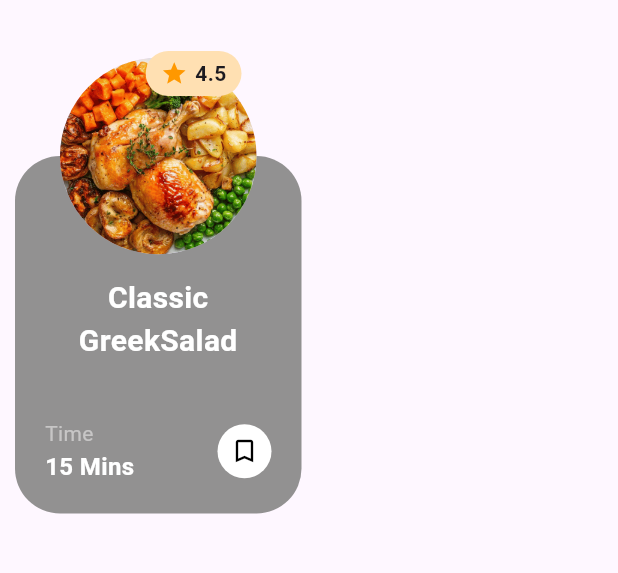
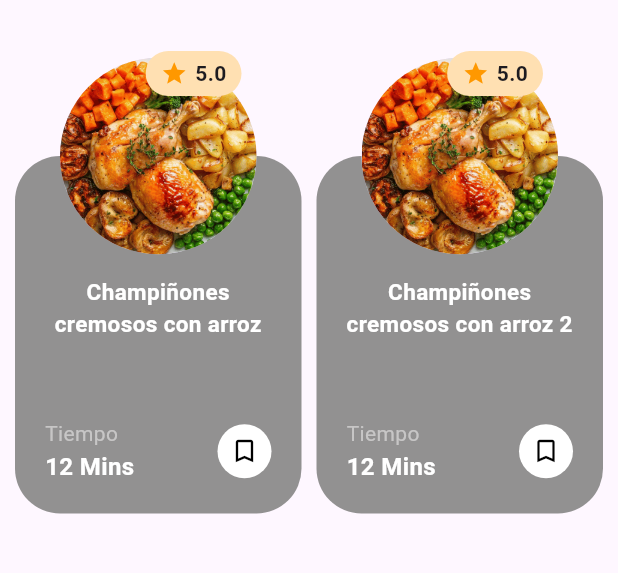
Before and after one commit to Taoista/recetastao, a Flutter app: the screen it shows after launch, after a tap on "Platos principales", on a phone screen of 412 x 824 dp, the part 63-636 px from its top. Run offline on Flutter 3.47's test engine with Material 3 defaults, Android fonts, the phone set to English and light mode, and no system bars; our stand-ins replace go_router.

Commit message:
fix raouter

```diff
--- a/lib/main.dart
+++ b/lib/main.dart
@@ -1,6 +1,5 @@
 import 'package:flutter/material.dart';
 import 'package:recetastao/router/router.dart';
-import 'package:recetastao/screens/home/home_screen.dart';
 // https://www.figma.com/design/uJYD4hxSzMLTX1Zy7eGS7r/Food-Recipe-App--Community-?node-id=1-3&p=f&t=Pn177xlAvffpRrcx-0
 void main() => runApp(const MyApp());
 
--- a/lib/models/card_food.dart
+++ /dev/null
@@ -1,119 +0,0 @@
-import 'package:flutter/material.dart';
-
-class CardFood extends StatelessWidget {
-  const CardFood({super.key});
-
-  @override
-  Widget build(BuildContext context) {
-    return Stack(
-      clipBehavior: Clip.none,
-      children: [
-        // Card
-        Container(
-          margin: const EdgeInsets.only(top: 80),
-          padding:
-              const EdgeInsets.only(top: 80, bottom: 20, left: 20, right: 20),
-          decoration: BoxDecoration(
-            color: const Color.fromARGB(255, 146, 145, 145),
-            borderRadius: BorderRadius.circular(30),
-          ),
-          width: 220,
-          child: Column(
-            mainAxisAlignment:
-                MainAxisAlignment.spaceBetween, // <-- agrega esto
-            crossAxisAlignment: CrossAxisAlignment.start,
-            children: [
-              const Text(
-                "Classic GreekSalad",
-                textAlign: TextAlign.center,
-                style: TextStyle(
-                  color: Colors.white,
-                  fontSize: 20,
-                  fontWeight: FontWeight.bold,
-                ),
-              ),
-              const SizedBox(height: 20),
-
-              // Espacio flexible entre el título y la fila inferior
-              const Spacer(),
-
-              // Fila inferior: Time y Bookmark
-              Row(
-                mainAxisAlignment: MainAxisAlignment.spaceBetween,
-                children: [
-                  const Column(
-                    crossAxisAlignment: CrossAxisAlignment.start,
-                    children: [
-                      Text(
-                        "Time",
-                        style: TextStyle(
-                          color: Color.fromARGB(255, 199, 198, 198),
-                          fontSize: 14,
-                        ),
-                      ),
-                      Text(
-                        "15 Mins",
-                        style: TextStyle(
-                          color: Colors.white,
-                          fontWeight: FontWeight.w600,
-                          fontSize: 16,
-                        ),
-                      ),
-                    ],
-                  ),
-                  Container(
-  padding: const EdgeInsets.all(8), // espacio interno
-  decoration: const BoxDecoration(
-    color: Colors.white,
-    shape: BoxShape.circle,
-  ),
-  child: const Icon(
-    Icons.bookmark_border,
-    color: Colors.black, // puedes cambiar el color si prefieres
-    size: 20,
-  ),
-)
-                ],
-              )
-            ],
-          ),
-        ),
-
-        // Imagen circular que sobresale arriba
-        Positioned(
-          top: 0,
-          left: 30,
-          right: 30,
-          child: CircleAvatar(
-            radius: 80,
-            backgroundImage: AssetImage(
-                'assets/images/foods/food_01.png'), // pon tu imagen aquí
-          ),
-        ),
-
-        // Rating estrella
-        Positioned(
-          top: 10,
-          right: 40,
-          child: Container(
-            padding: const EdgeInsets.symmetric(horizontal: 10, vertical: 5),
-            decoration: BoxDecoration(
-              color: Colors.orange.shade100,
-              borderRadius: BorderRadius.circular(20),
-            ),
-            child: Row(
-              children: const [
-                Icon(Icons.star, size: 18, color: Colors.orange),
-                SizedBox(width: 5),
-                Text(
-                  '4.5',
-                  style: TextStyle(fontWeight: FontWeight.bold),
-                ),
-              ],
-            ),
-          ),
-        ),
-      ],
-    );
-  }
-}
--- a/lib/models/foods.dart
+++ b/lib/models/foods.dart
@@ -48,10 +48,15 @@ List<Foods> getFoods() {
 }
 
 const List<Map<String, dynamic>> foodsFinalista = [
-  {'id': 1, 'estado': 1 ,'id_type': 1, 'name': 'plato tipo 1', "top": 1.2, "time": "12", "img": "food_01.png"},
-  {'id': 2, 'estado': 1 ,'id_type': 2, 'name': 'plato tipo 2', "top": 1.2, "time": "12", "img": "food_01.png"},
-  {'id': 3, 'estado': 1 ,'id_type': 3, 'name': 'plato tipo 3', "top": 1.2, "time": "12", "img": "food_01.png"},
-  {'id': 4, 'estado': 1 ,'id_type': 4, 'name': 'plato tipo 4', "top": 1.2, "time": "12", "img": "food_01.png"},
-  {'id': 5, 'estado': 1 ,'id_type': 5, 'name': 'plato tipo 5', "top": 1.2, "time": "12", "img": "food_01.png"},
+  {'id': 1, 'estado': 1 ,'id_type': 1, 'name': 'plato tipo 1', "top": 1.2, "time": "12", "img": "food_01.png", "banner":""},
+  // principales
+  {'id': 2, 'estado': 1 ,'id_type': 2, 'name': 'Champiñones cremosos con arroz', "top": 5.0, "time": "12", "img": "food_01.png", "banner":"food_01_header.jpg"},
+  {'id': 3, 'estado': 1 ,'id_type': 2, 'name': 'Champiñones cremosos con arroz 2', "top": 5.0, "time": "12", "img": "food_02.png", "banner":""},
+  //
+  {'id': 4, 'estado': 1 ,'id_type': 3, 'name': 'plato tipo 3', "top": 1.2, "time": "12", "img": "food_01.png", "banner":""},
+  //
+  {'id': 5, 'estado': 1 ,'id_type': 4, 'name': 'plato tipo 4', "top": 1.2, "time": "12", "img": "food_01.png", "banner":""},
+  //
+  {'id': 6, 'estado': 1 ,'id_type': 5, 'name': 'plato tipo 5', "top": 1.2, "time": "12", "img": "food_01.png", "banner":""},
 
 ];
--- a/lib/router/router.dart
+++ b/lib/router/router.dart
@@ -1,5 +1,5 @@
 import 'package:go_router/go_router.dart';
-import 'package:recetastao/screens/card_food/card_food_screen.dart';
+import 'package:recetastao/screens/card_category_food/card_category_screen.dart';
 import 'package:recetastao/screens/home/home_screen.dart';
 
 appRouter() {
@@ -10,11 +10,11 @@ appRouter() {
       builder: (context, state) => const HomeScreen(),
     ),
     GoRoute(
-      path: "/card_food/:id_food",
-      name: CardFoodScreen.name,
+      path: "/card_category_food/:id_food",
+      name: CardCategoryScreen.name,
       builder: (context, state) {
               String idFood = state.pathParameters["id_food"]!;
-              return CardFoodScreen(idFood: idFood,);
+              return CardCategoryScreen(idFood: idFood,);
       }),
   ]);
 }
--- a/lib/screens/card_food/card_food_screen.dart
+++ b/lib/screens/card_category_food/card_category_screen.dart
@@ -1,22 +1,22 @@
 import 'package:flutter/material.dart';
-import 'package:recetastao/models/card_food.dart';
+import 'package:recetastao/widgets/card_food.dart';
 import 'package:recetastao/models/foods.dart';
 
 
 
-class CardFoodScreen extends StatefulWidget {
+class CardCategoryScreen extends StatefulWidget {
 
-  static const String name = "card_food_screen";
+  static const String name = "card_food_category_screen";
 
   final String idFood;
 
-  const CardFoodScreen({super.key, required this.idFood});
+  const CardCategoryScreen({super.key, required this.idFood});
 
   @override
-  State<CardFoodScreen> createState() => _CardFoodScreenState();
+  State<CardCategoryScreen> createState() => _CardCategoryScreenState();
 }
 
-class _CardFoodScreenState extends State<CardFoodScreen> {
+class _CardCategoryScreenState extends State<CardCategoryScreen> {
 
   List<Foods> foodsList = getFoods();
 
@@ -50,7 +50,7 @@ class _CardFoodScreenState extends State<CardFoodScreen> {
           mainAxisSpacing: 20,
           crossAxisSpacing: 10,
           childAspectRatio: 0.6, // Ajusta según el tamaño del Card
-          children: filteredFoods.map((food) => CardFood()).toList(),
+          children: filteredFoods.map((food) => CardFood(food:food)).toList(),
         ),
       ),
         );
--- /dev/null
+++ b/lib/screens/food_screen/food_screen.dart
@@ -0,0 +1,15 @@
+import 'package:flutter/material.dart';
+
+
+class FoodScreen extends StatelessWidget {
+  static const String name = "card_food_screen";
+
+  final String idFood;
+
+  const FoodScreen({super.key, required this.idFood});
+
+  @override
+  Widget build(BuildContext context) {
+    return Container();
+  }
+}
--- a/lib/screens/home/home_screen.dart
+++ b/lib/screens/home/home_screen.dart
@@ -1,6 +1,6 @@
 import 'package:flutter/material.dart';
 import 'package:recetastao/models/type_foods.dart';
-import 'package:recetastao/widgets/card_food.dart';
+import 'package:recetastao/widgets/category_food.dart';
 import 'package:recetastao/widgets/search_main.dart';
 
 
@@ -56,7 +56,7 @@ class _HomeScreenState extends State<HomeScreen> {
                   childAspectRatio: 2/2,
                   children: listTypeFoods.map((food) {
                     // final String image = typeFoods.firstWhere((e) => e['id'] == food.id)['img'];
-                    return CardFood(
+                    return CategoryFood(
                       idFood: food.id,
                       img: food.img,
                       title: food.nombre,
--- a/lib/widgets/card_food.dart
+++ b/lib/widgets/card_food.dart
@@ -1,58 +1,121 @@
 import 'package:flutter/material.dart';
-import 'package:go_router/go_router.dart';
+import 'package:recetastao/models/foods.dart';
 
+class CardFood extends StatelessWidget {
+  final Foods food;
 
-class CardFood extends StatefulWidget {
-
-  final int idFood;
-  final String img;
-  final String title;
-
-  const CardFood({super.key, required this.idFood, required this.img, required this.title});
-
-  @override
-  State<CardFood> createState() => _CardFoodState();
-}
-
-class _CardFoodState extends State<CardFood> {
-
+  const CardFood({super.key, required this.food});
 
   @override
   Widget build(BuildContext context) {
-    return InkWell(
-      onTap: (){
-        context.push("/card_food/${widget.idFood}");
-      },
-      child: Card(
-        shape: RoundedRectangleBorder(borderRadius: BorderRadius.circular(20)),
-        clipBehavior: Clip.antiAlias, // para que el borde redondeado se aplique a la imagen
-        elevation: 5,
-        child: Stack(
-          alignment: Alignment.center,
-          children: [
-            Ink.image(
-              image: AssetImage(widget.img),
-              fit: BoxFit.cover,
-              height: 200,
-            ),
-            Container(
-              height:200,
-              color: Colors.black54, // capa oscura para que el texto blanco se vea
-              alignment: Alignment.bottomCenter,
-              padding: const EdgeInsets.only(bottom: 10),
-              child: Text(
-                widget.title,
-                 textAlign: TextAlign.center,
-                style: const TextStyle(
+    return Stack(
+      clipBehavior: Clip.none,
+      children: [
+        // Card
+        Container(
+          margin: const EdgeInsets.only(top: 80),
+          padding:
+              const EdgeInsets.only(top: 80, bottom: 20, left: 20, right: 20),
+          decoration: BoxDecoration(
+            color: const Color.fromARGB(255, 146, 145, 145),
+            borderRadius: BorderRadius.circular(30),
+          ),
+          width: 220,
+          child: Column(
+            mainAxisAlignment:
+                MainAxisAlignment.spaceBetween, // <-- agrega esto
+            crossAxisAlignment: CrossAxisAlignment.start,
+            children: [
+              Text(
+                food.name,
+                textAlign: TextAlign.center,
+                style: TextStyle(
                   color: Colors.white,
-                  fontSize: 14,
+                  fontSize: 15,
                   fontWeight: FontWeight.bold,
                 ),
               ),
+              const SizedBox(height: 20),
+              // Espacio flexible entre el título y la fila inferior
+              const Spacer(),
+              // Fila inferior: Time y Bookmark
+              Row(
+                mainAxisAlignment: MainAxisAlignment.spaceBetween,
+                children: [
+                  Column(
+                    crossAxisAlignment: CrossAxisAlignment.start,
+                    children: [
+                      Text(
+                        "Tiempo",
+                        style: TextStyle(
+                          color: Color.fromARGB(255, 199, 198, 198),
+                          fontSize: 14,
+                        ),
+                      ),
+                      Text(
+                        "${food.time} Mins",
+                        style: TextStyle(
+                          color: Colors.white,
+                          fontWeight: FontWeight.w600,
+                          fontSize: 16,
+                        ),
+                      ),
+                    ],
+                  ),
+                  Container(
+                    padding: const EdgeInsets.all(8), // espacio interno
+                    decoration: const BoxDecoration(
+                      color: Colors.white,
+                      shape: BoxShape.circle,
+                    ),
+                    child: const Icon(
+                      Icons.bookmark_border,
+                      color:
+                          Colors.black, // puedes cambiar el color si prefieres
+                      size: 20,
+                    ),
+                  )
+                ],
+              )
+            ],
+          ),
+        ),
+
+        // Imagen circular que sobresale arriba
+        Positioned(
+          top: 0,
+          left: 30,
+          right: 30,
+          child: CircleAvatar(
+            radius: 80,
+            backgroundImage: AssetImage(
+                'assets/images/foods/food_01.png'), // pon tu imagen aquí
+          ),
+        ),
+
+        // Rating estrella
+        Positioned(
+          top: 10,
+          right: 40,
+          child: Container(
+            padding: const EdgeInsets.symmetric(horizontal: 10, vertical: 5),
+            decoration: BoxDecoration(
+              color: Colors.orange.shade100,
+              borderRadius: BorderRadius.circular(20),
             ),
-          ],
+            child: Row(
+              children: [
+                Icon(Icons.star, size: 18, color: Colors.orange),
+                SizedBox(width: 5),
+                Text(
+                  food.top.toString(),
+                  style: TextStyle(fontWeight: FontWeight.bold),
+                ),
+              ],
+            ),
+          ),
         ),
-      ),
+      ],
     );
   }
 }
--- /dev/null
+++ b/lib/widgets/category_food.dart
@@ -0,0 +1,58 @@
+import 'package:flutter/material.dart';
+import 'package:go_router/go_router.dart';
+
+
+class CategoryFood extends StatefulWidget {
+
+  final int idFood;
+  final String img;
+  final String title;
+
+  const CategoryFood({super.key, required this.idFood, required this.img, required this.title});
+
+  @override
+  State<CategoryFood> createState() => _CategoryFoodState();
+}
+
+class _CategoryFoodState extends State<CategoryFood> {
+
+
+  @override
+  Widget build(BuildContext context) {
+    return InkWell(
+      onTap: (){
+        context.push("/card_category_food/${widget.idFood}");
+      },
+      child: Card(
+        shape: RoundedRectangleBorder(borderRadius: BorderRadius.circular(20)),
+        clipBehavior: Clip.antiAlias, // para que el borde redondeado se aplique a la imagen
+        elevation: 5,
+        child: Stack(
+          alignment: Alignment.center,
+          children: [
+            Ink.image(
+              image: AssetImage(widget.img),
+              fit: BoxFit.cover,
+              height: 200,
+            ),
+            Container(
+              height:200,
+              color: Colors.black54, // capa oscura para que el texto blanco se vea
+              alignment: Alignment.bottomCenter,
+              padding: const EdgeInsets.only(bottom: 10),
+              child: Text(
+                widget.title,
+                 textAlign: TextAlign.center,
+                style: const TextStyle(
+                  color: Colors.white,
+                  fontSize: 14,
+                  fontWeight: FontWeight.bold,
+                ),
+              ),
+            ),
+          ],
+        ),
+      ),
+    );
+  }
+}
```
Also changed, not shown: assets/images/foods/food_01_header.jpg (added), pubspec.lock.
